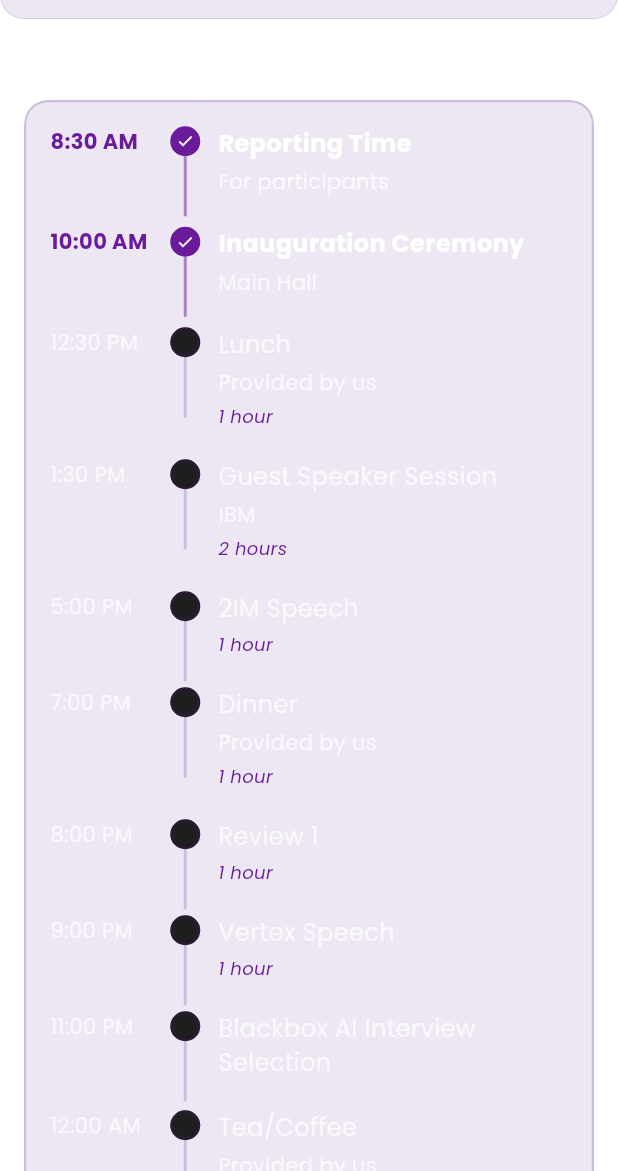
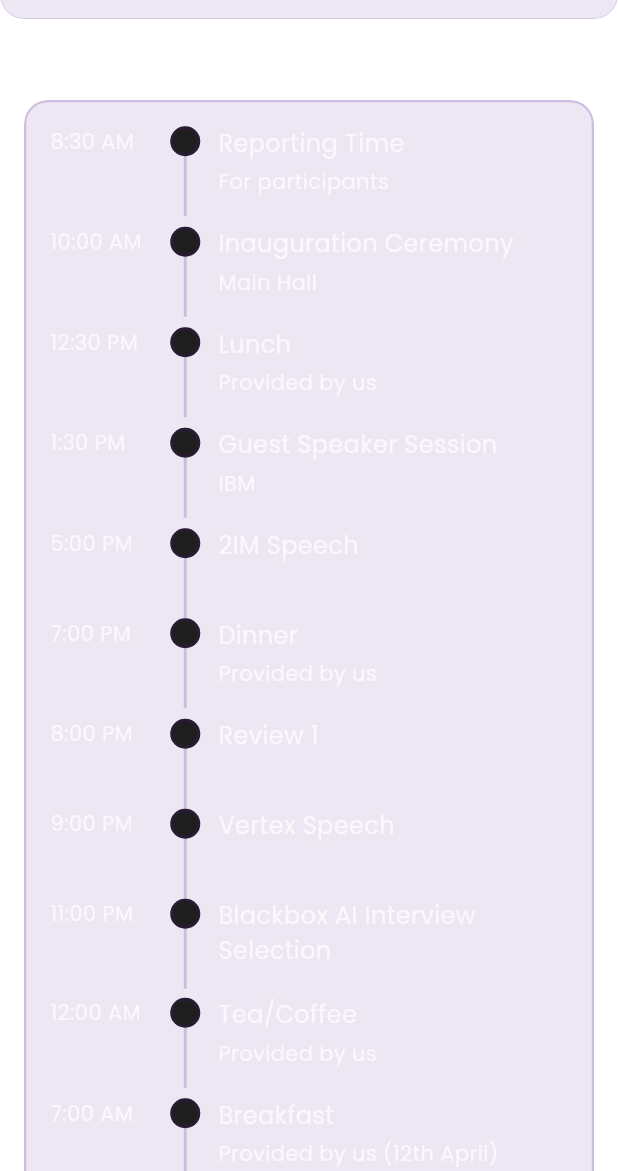
Before and after one commit to 32rohith/spectrum25, a Flutter app: the HomeTab screen opened directly with empty values, on a phone screen of 412 x 824 dp, the part 65-1236 px from its top. Run offline on Flutter 3.47's test engine with Material 3 defaults, Android fonts, the light colour scheme and no system bars; our stand-ins replace cloud_firestore, csv, firebase_auth, firebase_core, google_fonts, qr_flutter; missing offline and left inert: mobile_scanner, qr; accounts and stored records are empty.

Commit message:
particpants changes

```diff
--- a/lib/screens/tabs/home_tab.dart
+++ b/lib/screens/tabs/home_tab.dart
@@ -10,6 +10,37 @@ class HomeTab extends StatelessWidget {
     super.key,
     required this.team,
   });
+
+  bool isEventActive(String timeStr, {bool isNextDay = false}) {
+    // Parse the time string
+    final timeParts = timeStr.split(' ');
+    final time = timeParts[0].split(':');
+    final hour = int.parse(time[0]);
+    final minute = int.parse(time[1]);
+    final isPM = timeParts[1] == 'PM';
+
+    // Create DateTime objects
+    final now = DateTime.now();
+    final eventDate = DateTime(
+      now.year,
+      now.month,
+      isNextDay ? now.day + 1 : now.day,
+      isPM && hour != 12 ? hour + 12 : hour,
+      minute,
+    );
+
+    // Set the reference time to 8:30 AM on April 11th
+    final referenceTime = DateTime(
+      now.year,
+      now.month,
+      now.day + 1, // Next day (April 11th)
+      8, // 8 AM
+      30, // 30 minutes
+    );
+
+    // Event is active if it's after the reference time (8:30 AM on April 11th)
+    return now.isAfter(referenceTime) && now.isAfter(eventDate);
+  }
 
   @override
   Widget build(BuildContext context) {
@@ -25,7 +56,7 @@ class HomeTab extends StatelessWidget {
           children: [
             // Spectrum Agenda
             Text(
-              'Spectrum Agenda',
+              '',
               style: TextStyle(
                 color: AppTheme.textPrimaryColor,
                 fontSize: 18,
@@ -41,97 +72,91 @@ class HomeTab extends StatelessWidget {
                     time: '8:30 AM',
                     title: 'Reporting Time',
                     description: 'For participants',
-                    isActive: true,
+                    isActive: isEventActive('8:30 AM'),
                   ),
                   _buildTimelineItem(
                     time: '10:00 AM',
                     title: 'Inauguration Ceremony',
                     description: 'Main Hall',
-                    isActive: true,
+                    isActive: isEventActive('10:00 AM'),
                   ),
                   _buildTimelineItem(
                     time: '12:30 PM',
                     title: 'Lunch',
                     description: 'Provided by us',
-                    isActive: false,
-                    duration: '1 hour',
+                    isActive: isEventActive('12:30 PM'),
                   ),
                   _buildTimelineItem(
                     time: '1:30 PM',
                     title: 'Guest Speaker Session',
                     description: 'IBM',
-                    isActive: false,
-                    duration: '2 hours',
+                    isActive: isEventActive('1:30 PM'),
                   ),
                   _buildTimelineItem(
                     time: '5:00 PM',
                     title: '2IM Speech',
                     description: '',
-                    isActive: false,
-                    duration: '1 hour',
+                    isActive: isEventActive('5:00 PM'),
                   ),
                   _buildTimelineItem(
                     time: '7:00 PM',
                     title: 'Dinner',
                     description: 'Provided by us',
-                    isActive: false,
-                    duration: '1 hour',
+                    isActive: isEventActive('7:00 PM'),
                   ),
                   _buildTimelineItem(
                     time: '8:00 PM',
                     title: 'Review 1',
                     description: '',
-                    isActive: false,
-                    duration: '1 hour',
+                    isActive: isEventActive('8:00 PM'),
                   ),
                   _buildTimelineItem(
                     time: '9:00 PM',
                     title: 'Vertex Speech',
                     description: '',
-                    isActive: false,
-                    duration: '1 hour',
+                    isActive: isEventActive('9:00 PM'),
                   ),
                   _buildTimelineItem(
                     time: '11:00 PM',
                     title: 'Blackbox AI Interview Selection',
                     description: '',
-                    isActive: false,
+                    isActive: isEventActive('11:00 PM'),
                   ),
                   _buildTimelineItem(
                     time: '12:00 AM',
                     title: 'Tea/Coffee',
                     description: 'Provided by us',
-                    isActive: false,
+                    isActive: isEventActive('12:00 AM', isNextDay: true),
                   ),
                   _buildTimelineItem(
                     time: '7:00 AM',
                     title: 'Breakfast',
                     description: 'Provided by us (12th April)',
-                    isActive: false,
+                    isActive: isEventActive('7:00 AM', isNextDay: true),
                   ),
                   _buildTimelineItem(
                     time: '9:00 AM',
                     title: 'Judging Begins',
                     description: '',
-                    isActive: false,
+                    isActive: isEventActive('9:00 AM', isNextDay: true),
                   ),
                   _buildTimelineItem(
                     time: '11:30 AM',
                     title: 'Judging Ends',
                     description: '',
-                    isActive: false,
+                    isActive: isEventActive('11:30 AM', isNextDay: true),
                   ),
                   _buildTimelineItem(
                     time: '12:00 PM',
                     title: 'Result Announcement',
                     description: '',
-                    isActive: false,
+                    isActive: isEventActive('12:00 PM', isNextDay: true),
                   ),
                   _buildTimelineItem(
                     time: '12:30 PM',
                     title: 'Event Ends',
                     description: '',
-                    isActive: false,
+                    isActive: isEventActive('12:30 PM', isNextDay: true),
                     isLast: true,
                   ),
                 ],
@@ -148,7 +173,6 @@ class HomeTab extends StatelessWidget {
     required String title,
     required String description,
     required bool isActive,
-    String? duration,
     bool isLast = false,
   }) {
     return Row(
@@ -227,17 +251,6 @@ class HomeTab extends StatelessWidget {
                 ),
               ),
               ],
-              if (duration != null) ...[
-                const SizedBox(height: 4),
-                Text(
-                  duration,
-                  style: TextStyle(
-                    color: AppTheme.accentColor,
-                    fontSize: 12,
-                    fontStyle: FontStyle.italic,
-                  ),
-                ),
-              ],
               SizedBox(height: isLast ? 0 : 20),
             ],
           ),
```
Also changed, not shown: lib/models/leaderboard_entry.dart (added, +27 -0 lines), lib/screens/tabs/leaderboard_tab.dart (+124 -5 lines), lib/services/leaderboard_service.dart (added, +33 -0 lines). Lines whose indentation alone changed are shown as unchanged.
